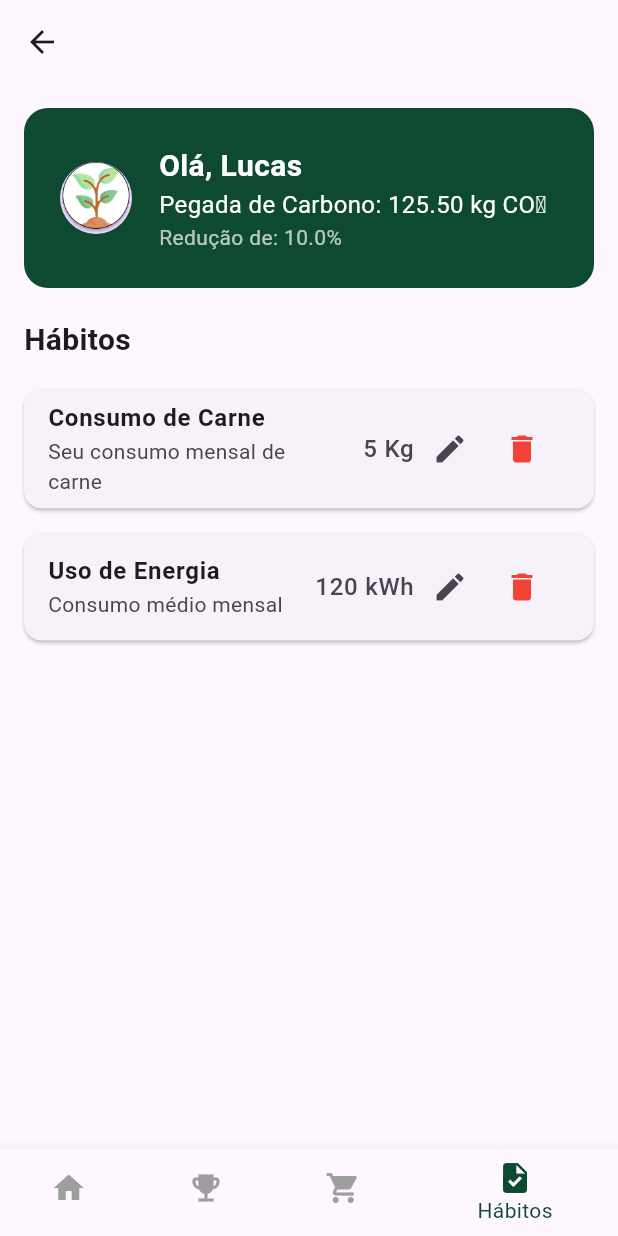
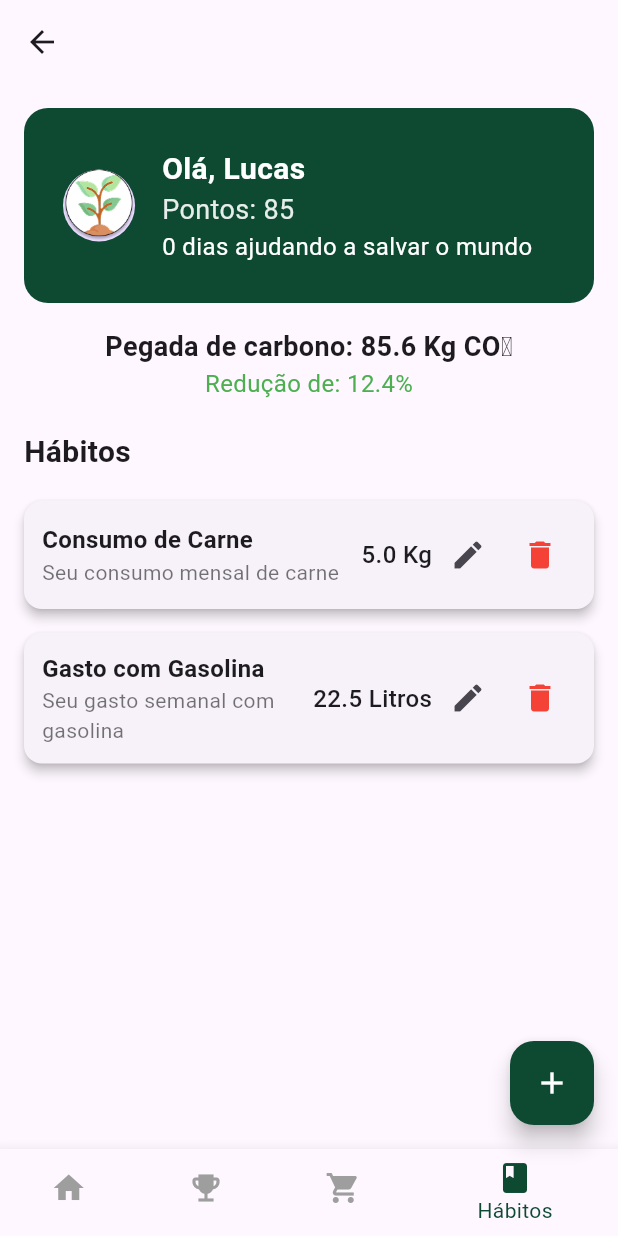
Before and after one commit to julia-karoline/PI_AplicacaoMobile, a Flutter app: the InfoScreen screen opened by its route, on a phone screen of 412 x 824 dp. Run offline on Flutter 3.47's test engine with Material 3 defaults, Android fonts, the phone set to English and light mode, and no system bars.

Commit message:
Implementação de cards dos hábitos do usuário  na Info Screen

```diff
--- a/lib/src/components/bottom_nav_bar.dart
+++ b/lib/src/components/bottom_nav_bar.dart
@@ -31,7 +31,7 @@ class BottomNavBar extends StatelessWidget {
           label: "Shopping",
         ),
          BottomNavigationBarItem(
-          icon: Icon(Icons.task),
+          icon: Icon(Icons.book),
           label: "Hábitos",
         ),
       ],
--- /dev/null
+++ b/lib/src/components/habit_card.dart
@@ -0,0 +1,68 @@
+import 'package:flutter/material.dart';
+
+class HabitCard extends StatelessWidget {
+  final String title;
+  final String description;
+  final double value;
+  final String unit;
+  final VoidCallback? onDelete;
+  final VoidCallback? onEdit;
+
+  const HabitCard({
+    super.key,
+    required this.title,
+    required this.description,
+    required this.value,
+    required this.unit,
+    this.onDelete,
+    this.onEdit,
+  });
+
+  @override
+  Widget build(BuildContext context) {
+    return Card(
+      margin: const EdgeInsets.symmetric(vertical: 8),
+      shape: RoundedRectangleBorder(borderRadius: BorderRadius.circular(12)),
+      elevation: 3,
+      child: Padding(
+        padding: const EdgeInsets.all(12),
+        child: Row(
+          children: [
+            Expanded(
+              child: Column(
+                crossAxisAlignment: CrossAxisAlignment.start,
+                children: [
+                  Text(title,
+                      style: const TextStyle(fontSize: 16, fontWeight: FontWeight.bold)),
+                  Text(description,
+                      style: const TextStyle(fontSize: 14, color: Colors.black54)),
+                ],
+              ),
+            ),
+            Text("$value $unit",
+                style: const TextStyle(fontSize: 16, fontWeight: FontWeight.w500)),
+            if (onEdit != null || onDelete != null)
+              Row(
+                mainAxisSize: MainAxisSize.min,
+                children: [
+                  if (onEdit != null)
+                    IconButton(
+                      icon: const Icon(Icons.edit),
+                      tooltip: "Editar",
+                      onPressed: onEdit,
+                    ),
+                  if (onDelete != null)
+                    IconButton(
+                      icon: const Icon(Icons.delete),
+                      color: Colors.red,
+                      tooltip: "Excluir",
+                      onPressed: onDelete,
+                    ),
+                ],
+              ),
+          ],
+        ),
+      ),
+    );
+  }
+}
--- a/lib/src/components/user_header.dart
+++ b/lib/src/components/user_header.dart
@@ -2,14 +2,18 @@ import 'package:flutter/material.dart';
 
 class UserHeader extends StatelessWidget {
   final String userName;
-  final int userPoints;
+  final dynamic userPoints; // pode ser int ou double (toneladas de CO2)
   final int daysUsingApp;
+  final bool isCarbonInfo;
+  final double? carbonReduction;
 
   const UserHeader({
     super.key,
     required this.userName,
     required this.userPoints,
     required this.daysUsingApp,
+    this.isCarbonInfo = false,
+    this.carbonReduction,
   });
 
   @override
@@ -32,7 +36,8 @@ class UserHeader extends StatelessWidget {
             backgroundImage: AssetImage('assets/images/profile_placeholder.png'),
           ),
           const SizedBox(width: 18),
-          Column(
+          Expanded(
+            child: Column(
               crossAxisAlignment: CrossAxisAlignment.start,
               children: [
                 Text(
@@ -44,21 +49,33 @@ class UserHeader extends StatelessWidget {
                   ),
                 ),
                 Text(
-                'Pontos: $userPoints',
+                  isCarbonInfo
+                      ? 'Pegada de carbono: ${userPoints.toString()} tCO₂'
+                      : 'Pontos: $userPoints',
                   style: TextStyle(
                     color: Colors.white.withOpacity(0.90),
                     fontSize: 18,
                   ),
                 ),
+                if (isCarbonInfo && carbonReduction != null)
+                  Text(
+                    'Redução de: ${carbonReduction!.toStringAsFixed(1)}%',
+                    style: const TextStyle(
+                      color: Colors.white,
+                      fontSize: 16,
+                    ),
+                  ),
+                if (!isCarbonInfo)
                   Text(
                     '$daysUsingApp dias ajudando a salvar o mundo',
-                style: TextStyle(
+                    style: const TextStyle(
                       color: Colors.white,
                       fontSize: 16,
                     ),
                   ),
               ],
             ),
+          ),
         ],
       ),
     );
--- a/lib/src/pages/daily_goals_screen.dart
+++ b/lib/src/pages/daily_goals_screen.dart
@@ -175,7 +175,7 @@ class _DailyGoalsScreenState extends State<DailyGoalsScreen> {
               });
               Navigator.pop(context);
             },
-            style: ElevatedButton.styleFrom(backgroundColor: Color(0xFF0E4932)),
+            style: ElevatedButton.styleFrom(backgroundColor: Color.fromARGB(200, 50, 124, 96)),
             child: const Text("Adicionar"),
           ),
         ],
--- a/lib/src/pages/info_screen.dart
+++ b/lib/src/pages/info_screen.dart
@@ -1,9 +1,10 @@
 import 'package:flutter/material.dart';
 import '../components/bottom_nav_bar.dart';
-
-
+import '../components/user_header.dart';
+import '../components/habit_card.dart';
 
 class InfoScreen extends StatefulWidget {
+
   const InfoScreen({super.key});
 
   @override
@@ -12,79 +13,191 @@ class InfoScreen extends StatefulWidget {
 
 class _InfoScreenState extends State<InfoScreen> {
   String userName = "Lucas";
-  double carbonFootprint = 125.5;
-  double reductionPercentage = 10.0;
+  double userCarbonFootprint = 85.6;
+  double reductionPercentage = 12.4;
 
   List<Map<String, dynamic>> habits = [
     {
       'title': 'Consumo de Carne',
       'description': 'Seu consumo mensal de carne',
-      'value': '5 Kg'
+      'value': 5.0,
+      'unit': 'Kg',
     },
     {
-      'title': 'Uso de Energia',
-      'description': 'Consumo médio mensal',
-      'value': '120 kWh'
+      'title': 'Gasto com Gasolina',
+      'description': 'Seu gasto semanal com gasolina',
+      'value': 22.5,
+      'unit': 'Litros',
     },
   ];
 
-  void editHabit(int index) {
+  void _editHabit(int index) {
   final habit = habits[index];
   final titleController = TextEditingController(text: habit['title']);
   final descriptionController = TextEditingController(text: habit['description']);
-    final valueController = TextEditingController(text: habit['value']);
+  final valueController = TextEditingController(text: habit['value'].toString());
+  final unitController = TextEditingController(text: habit['unit']);
 
   showDialog(
     context: context,
-      builder: (context) {
-        return AlertDialog(
-          title: const Text('Editar Hábito'),
-          content: Column(
-            mainAxisSize: MainAxisSize.min,
+    builder: (context) => AlertDialog(
+      title: const Text("Editar Hábito"),
+      content: SingleChildScrollView(
+        child: Column(
           children: [
             TextField(
               controller: titleController,
-                decoration: const InputDecoration(labelText: 'Título'),
+              decoration: const InputDecoration(labelText: "Título"),
             ),
             TextField(
               controller: descriptionController,
-                decoration: const InputDecoration(labelText: 'Descrição'),
+              decoration: const InputDecoration(labelText: "Descrição"),
             ),
             TextField(
               controller: valueController,
-                decoration: const InputDecoration(labelText: 'Quantidade'),
+              keyboardType: TextInputType.number,
+              decoration: const InputDecoration(labelText: "Valor"),
+            ),
+            TextField(
+              controller: unitController,
+              decoration: const InputDecoration(labelText: "Unidade"),
             ),
           ],
+        ),
       ),
       actions: [
         TextButton(
           onPressed: () => Navigator.pop(context),
-              child: const Text('Cancelar'),
+          child: const Text("Cancelar"),
         ),
         ElevatedButton(
           onPressed: () {
+            final updatedTitle = titleController.text.trim();
+            final updatedDesc = descriptionController.text.trim();
+            final updatedUnit = unitController.text.trim();
+            final updatedValue = double.tryParse(valueController.text.trim());
+
+            if (updatedTitle.isEmpty || updatedDesc.isEmpty || updatedUnit.isEmpty || updatedValue == null) {
+              ScaffoldMessenger.of(context).showSnackBar(
+                const SnackBar(content: Text("Preencha todos os campos corretamente.")),
+              );
+              return;
+            }
+
             setState(() {
-                  habits[index]['title'] = titleController.text.trim();
-                  habits[index]['description'] = descriptionController.text.trim();
-                  habits[index]['value'] = valueController.text.trim();
+              habits[index] = {
+                'title': updatedTitle,
+                'description': updatedDesc,
+                'value': updatedValue,
+                'unit': updatedUnit,
+              };
             });
+
             Navigator.pop(context);
           },
-              child: const Text('Salvar'),
+          child: const Text("Salvar"),
         ),
       ],
-        );
-      },
+    ),
   );
 }
 
-  void deleteHabit(int index) {
+
+  void _confirmDeleteHabit(int index) {
+    showDialog(
+      context: context,
+      builder: (context) => AlertDialog(
+        title: const Text("Excluir Hábito"),
+        content: const Text("Tem certeza que deseja excluir este hábito?"),
+        actions: [
+          TextButton(
+            onPressed: () => Navigator.pop(context),
+            child: const Text("Cancelar"),
+          ),
+          ElevatedButton(
+            style: ElevatedButton.styleFrom(backgroundColor: Colors.red),
+            onPressed: () {
+              setState(() => habits.removeAt(index));
+              Navigator.pop(context);
+              ScaffoldMessenger.of(context).showSnackBar(
+                const SnackBar(content: Text("Hábito excluído com sucesso")),
+              );
+            },
+            child: const Text("Excluir"),
+          ),
+        ],
+      ),
+    );
+  }
+
+  void _showAddHabitDialog() {
+    final titleController = TextEditingController();
+    final descriptionController = TextEditingController();
+    final valueController = TextEditingController();
+    final unitController = TextEditingController();
+
+    showDialog(
+      context: context,
+      builder: (context) => AlertDialog(
+        title: const Text("Novo Hábito"),
+        content: SingleChildScrollView(
+          child: Column(
+            children: [
+              TextField(
+                controller: titleController,
+                decoration: const InputDecoration(labelText: "Título"),
+              ),
+              TextField(
+                controller: descriptionController,
+                decoration: const InputDecoration(labelText: "Descrição"),
+              ),
+              TextField(
+                controller: valueController,
+                keyboardType: TextInputType.number,
+                decoration: const InputDecoration(labelText: "Valor"),
+              ),
+              TextField(
+                controller: unitController,
+                decoration: const InputDecoration(labelText: "Unidade (ex: Kg, Litros)"),
+              ),
+            ],
+          ),
+        ),
+        actions: [
+          TextButton(
+            onPressed: () => Navigator.pop(context),
+            child: const Text("Cancelar"),
+          ),
+          ElevatedButton(
+            onPressed: () {
+              final title = titleController.text.trim();
+              final desc = descriptionController.text.trim();
+              final unit = unitController.text.trim();
+              final value = double.tryParse(valueController.text.trim());
+
+              if (title.isEmpty || desc.isEmpty || unit.isEmpty || value == null) {
+                ScaffoldMessenger.of(context).showSnackBar(
+                  const SnackBar(content: Text("Preencha todos os campos corretamente.")),
+                );
+                return;
+              }
+
               setState(() {
-      habits.removeAt(index);
+                habits.add({
+                  'title': title,
+                  'description': desc,
+                  'value': value,
+                  'unit': unit,
+                });
               });
 
-    ScaffoldMessenger.of(context).showSnackBar(
-      const SnackBar(content: Text('Hábito removido com sucesso.')),
+              Navigator.pop(context);
+            },
+            style: ElevatedButton.styleFrom(backgroundColor: Color.fromARGB(200, 50, 124, 96)),
+            child: const Text("Adicionar"),
+          ),
+        ],
+      ),
     );
   }
 
@@ -113,49 +226,28 @@ class _InfoScreenState extends State<InfoScreen> {
       body: Padding(
         padding: const EdgeInsets.all(16),
         child: Column(
-          crossAxisAlignment: CrossAxisAlignment.start,
           children: [
-            Container(
-              padding: const EdgeInsets.all(24),
-              decoration: BoxDecoration(
-                color: const Color(0xFF0E4932),
-                borderRadius: BorderRadius.circular(16),
+            UserHeader(
+              userName:userName,
+              userPoints: userCarbonFootprint.toInt(),
+              daysUsingApp: 0,
             ),
-              child: Row(
-                children: [
-                  const CircleAvatar(
-                    radius: 24,
-                    backgroundImage: AssetImage('assets/images/profile_placeholder.png'),
-                  ),
-                  const SizedBox(width: 18),
-                  Column(
-                    crossAxisAlignment: CrossAxisAlignment.start,
-                    children: [
+            const SizedBox(height: 16),
             Text(
-                        'Olá, $userName',
-                        style: const TextStyle(
-                          color: Colors.white,
-                          fontSize: 20,
-                          fontWeight: FontWeight.bold,
-                        ),
+              "Pegada de carbono: ${userCarbonFootprint.toStringAsFixed(1)} Kg CO₂",
+              style: const TextStyle(fontSize: 18, fontWeight: FontWeight.w600),
             ),
             Text(
-                        'Pegada de Carbono: ${carbonFootprint.toStringAsFixed(2)} kg CO₂',
-                        style: const TextStyle(color: Colors.white, fontSize: 16),
-                      ),
-                      Text(
-                        'Redução de: ${reductionPercentage.toStringAsFixed(1)}%',
-                        style: const TextStyle(color: Colors.white70),
-                      ),
-                    ],
-                  )
-                ],
-              ),
+              "Redução de: ${reductionPercentage.toStringAsFixed(1)}%",
+              style: const TextStyle(color: Colors.green, fontSize: 16),
             ),
             const SizedBox(height: 20),
-            const Text(
+            const Align(
+              alignment: Alignment.centerLeft,
+              child: Text(
                 "Hábitos",
                 style: TextStyle(fontSize: 20, fontWeight: FontWeight.bold),
+              ),
             ),
             const SizedBox(height: 10),
             Expanded(
@@ -163,27 +255,13 @@ class _InfoScreenState extends State<InfoScreen> {
                 itemCount: habits.length,
                 itemBuilder: (context, index) {
                   final habit = habits[index];
-                  return Card(
-                    margin: const EdgeInsets.symmetric(vertical: 8),
-                    shape: RoundedRectangleBorder(borderRadius: BorderRadius.circular(12)),
-                    child: ListTile(
-                      title: Text(habit['title'], style: const TextStyle(fontWeight: FontWeight.bold)),
-                      subtitle: Text(habit['description']),
-                      trailing: Row(
-                        mainAxisSize: MainAxisSize.min,
-                        children: [
-                          Text(habit['value'], style: const TextStyle(fontSize: 16)),
-                          IconButton(
-                            icon: const Icon(Icons.edit),
-                            onPressed: () => editHabit(index),
-                          ),
-                          IconButton(
-                            icon: const Icon(Icons.delete, color: Colors.red),
-                            onPressed: () => deleteHabit(index),
-                          ),
-                        ],
-                      ),
-                    ),
+                  return HabitCard(
+                    title: habit['title'],
+                    description: habit['description'],
+                    value: habit['value'],
+                    unit: habit['unit'],
+                    onDelete: () => _confirmDeleteHabit(index),
+                    onEdit: () => _editHabit(index),
                   );
                 },
               ),
@@ -191,6 +269,11 @@ class _InfoScreenState extends State<InfoScreen> {
           ],
         ),
       ),
+      floatingActionButton: FloatingActionButton(
+        onPressed: _showAddHabitDialog,
+        backgroundColor: const Color(0xFF0E4932),
+        child: const Icon(Icons.add, color: Colors.white),
+      ),
     );
   }
 }
```
Also changed, not shown: lib/src/carbon_calculator.dart (added, +27 -0 lines). Lines whose indentation alone changed are shown as unchanged.
